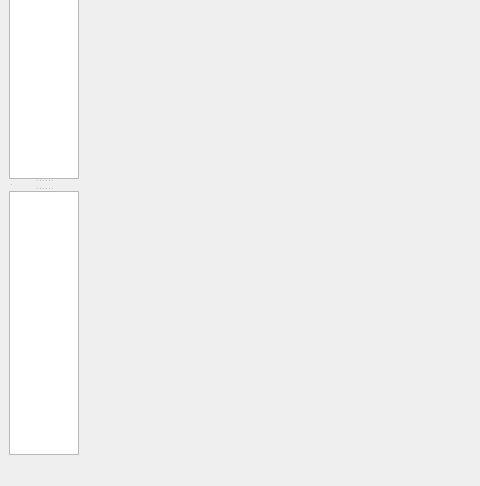
This is easyftp.ui in atomicron/EasyFTP as Qt 5 draws it before an edit; both pictures show x 0 to 480 and y 114 to 600 of the 800 by 600 pixel window. The edited form follows.
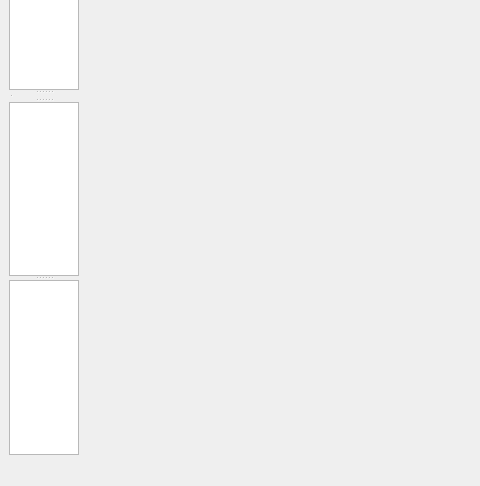
This is the edited form.

Diff of the .ui file:
```diff
--- a/easyftp.ui
+++ b/easyftp.ui
@@ -112,7 +112,8 @@
         </widget>
        </widget>
       </widget>
-      <widget class="QTextEdit" name="queue"/>
+      <widget class="QTextEdit" name="aqueue"/>
+      <widget class="QTableWidget" name="queue"/>
      </widget>
     </item>
    </layout>
```
